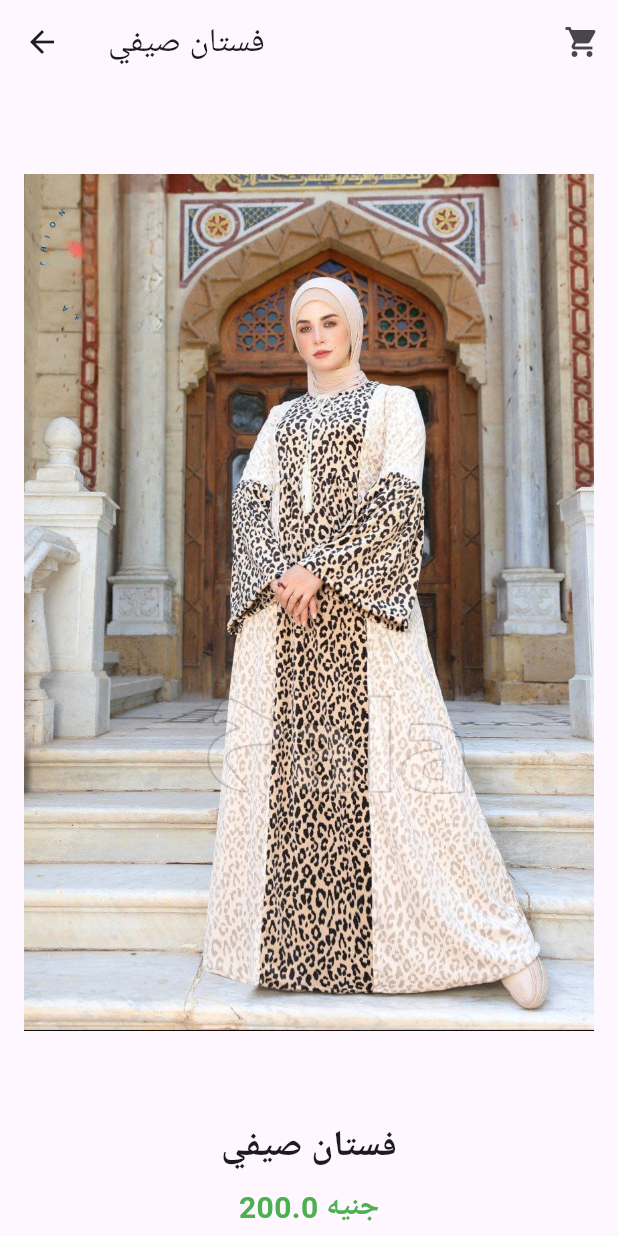
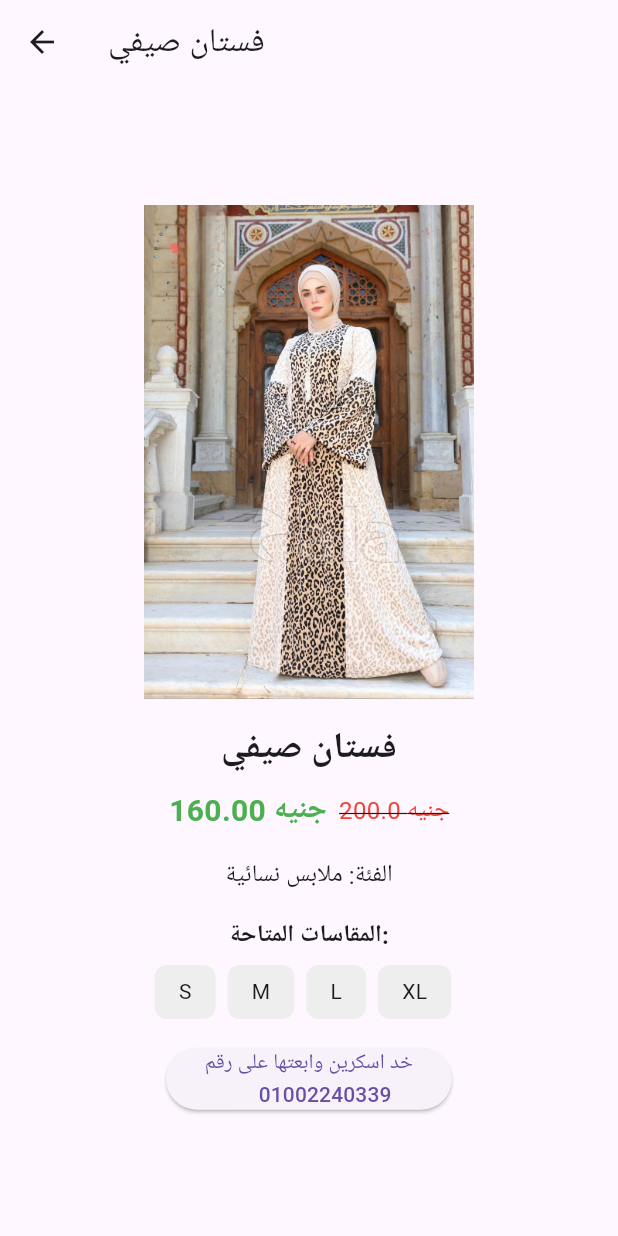
Before and after one commit to AhmedYasserTaha/ware, a Flutter app: the ProductCard widget shown alone on an empty page, opened directly with sample values from the repository, after a tap on "عرض التفاصيل", on a phone screen of 412 x 824 dp. Run offline on Flutter 3.47's test engine with Material 3 defaults, Android fonts, the phone set to English and light mode, and no system bars.

Commit message:
finsh webs

```diff
--- a/lib/model/product_detail_page.dart
+++ b/lib/model/product_detail_page.dart
@@ -1,5 +1,5 @@
 import 'package:flutter/material.dart';
-import 'package:my_web_project/widget/widgets_product_card.dart'; // تأكد من استيراد الكود الخاص بالكارت
+import 'package:my_web_project/widget/product_card.dart'; // تأكد من استيراد الكود الخاص بالكارت
 
 class ProductDetailPage extends StatelessWidget {
   final Product product;
@@ -11,23 +11,22 @@ class ProductDetailPage extends StatelessWidget {
     return Scaffold(
       appBar: AppBar(
         title: Text(product.name),
-        actions: [
-          IconButton(
-            icon: const Icon(Icons.shopping_cart),
-            onPressed: () {
-              // التنقل إلى عربة التسوق
-            },
       ),
-        ],
-      ),
-      body: SingleChildScrollView(
+      body: Center(
+        // لجعل المحتوى في منتصف الشاشة
+        child: SingleChildScrollView(
           child: Padding(
             padding: const EdgeInsets.all(16.0),
             child: Column(
+              mainAxisAlignment:
+                  MainAxisAlignment.center, // لجعل المحتوى في المنتصف عمودياً
+              crossAxisAlignment:
+                  CrossAxisAlignment.center, // لجعل المحتوى في المنتصف أفقياً
               children: [
                 Container(
                   width: double.infinity,
-                height: MediaQuery.of(context).size.height * 0.8,
+                  height: MediaQuery.of(context).size.height *
+                      0.4, // تقليل ارتفاع الصورة لتناسب العرض
                   decoration: BoxDecoration(
                     image: DecorationImage(
                       image: AssetImage(product.imageUrl),
@@ -42,32 +41,57 @@ class ProductDetailPage extends StatelessWidget {
                     fontSize: 24,
                     fontWeight: FontWeight.bold,
                   ),
+                  textAlign: TextAlign.center, // محاذاة النص في المنتصف
                 ),
                 const SizedBox(height: 8),
+                // عرض السعر بعد الخصم
+                Row(
+                  mainAxisAlignment: MainAxisAlignment
+                      .center, // محاذاة العناصر في المنتصف أفقياً
+                  children: [
+                    // عرض السعر الجديد بعد الخصم
                     Text(
-                '${product.price} جنيه',
+                      '${product.getDiscountedPrice().toStringAsFixed(2)} جنيه',
                       style: const TextStyle(
                         color: Colors.green,
                         fontSize: 20,
                         fontWeight: FontWeight.bold,
                       ),
                     ),
+                    if (product.discount > 0) ...[
+                      const SizedBox(width: 8),
+                      // عرض السعر القديم مع خط عليه
+                      Text(
+                        '${product.price} جنيه',
+                        style: const TextStyle(
+                          color: Colors.red,
+                          fontSize: 16,
+                          decoration: TextDecoration.lineThrough,
+                        ),
+                      ),
+                    ],
+                  ],
+                ),
                 const SizedBox(height: 16),
                 Text(
                   'الفئة: ${product.category}',
                   style: const TextStyle(fontSize: 16),
+                  textAlign: TextAlign.center, // محاذاة النص في المنتصف
                 ),
                 const SizedBox(height: 16),
                 // عرض المقاسات المتاحة
                 Text(
                   'المقاسات المتاحة:',
-                style:
-                    const TextStyle(fontSize: 16, fontWeight: FontWeight.bold),
+                  style: const TextStyle(
+                      fontSize: 16, fontWeight: FontWeight.bold),
+                  textAlign: TextAlign.center, // محاذاة النص في المنتصف
                 ),
                 const SizedBox(height: 8),
                 SingleChildScrollView(
                   scrollDirection: Axis.horizontal,
                   child: Row(
+                    mainAxisAlignment:
+                        MainAxisAlignment.center, // محاذاة المقاسات في المنتصف
                     children: product.sizes
                         .map((size) => Container(
                               margin: const EdgeInsets.only(right: 8),
@@ -91,9 +115,13 @@ class ProductDetailPage extends StatelessWidget {
                   onPressed: () {
                     // إضافة المنتج إلى السلة أو القيام بإجراء آخر
                   },
-                child: const Text('إضافة إلى السلة'),
+                  child: const Text(
+                    'خد اسكرين وابعتها على رقم \n      01002240339',
+                    textAlign: TextAlign.center, // محاذاة النص في المنتصف
+                  ),
                 ),
               ],
+            ),
           ),
         ),
       ),
--- a/lib/widget/widgets_product_card.dart
+++ b/lib/widget/product_card.dart
@@ -1,12 +1,14 @@
 import 'package:flutter/material.dart';
 import 'package:my_web_project/model/product_detail_page.dart';
 
+// تعريف كلاس المنتج
 class Product {
   final String name;
   final double price;
-  final String imageUrl; // هنا ستستخدم الصور المحلية
+  final String imageUrl;
   final List<String> sizes;
   final String category;
+  final double discount; // نسبة الخصم (مثل 20 = 20%)
 
   Product({
     required this.name,
@@ -14,9 +16,21 @@ class Product {
     required this.imageUrl,
     required this.sizes,
     required this.category,
+    this.discount = 0.0, // قيمة الخصم الافتراضية هي 0%
   });
+
+  // دالة لحساب السعر بعد الخصم
+  double getDiscountedPrice() {
+    return price * (1 - discount / 100); // السعر بعد الخصم
   }
 
+  // دالة لعرض الخصم كنسبة مئوية
+  String getDiscountText() {
+    return '${discount}% خصم'; // عرض الخصم كنسبة مئوية
+  }
+}
+
+// تعريف كلاس الكارد لعرض المنتجات
 class ProductCard extends StatelessWidget {
   final Product product;
 
@@ -66,13 +80,30 @@ class ProductCard extends StatelessWidget {
                         overflow: TextOverflow.ellipsis,
                       ),
                       const SizedBox(height: 4),
+                      Row(
+                        children: [
+                          // عرض الخصم كنسبة مئوية
                           Text(
-                        '${product.price} جنيه',
+                            product.getDiscountText(),
                             style: const TextStyle(
                               color: Colors.green,
                               fontSize: 14,
                               fontWeight: FontWeight.bold,
                             ),
+                          ),
+                          if (product.discount > 0) ...[
+                            const SizedBox(width: 8),
+                            // عرض السعر القديم مع خط عليه
+                            Text(
+                              '${product.price} جنيه',
+                              style: const TextStyle(
+                                color: Colors.red,
+                                fontSize: 12,
+                                decoration: TextDecoration.lineThrough,
+                              ),
+                            ),
+                          ],
+                        ],
                       ),
                       const SizedBox(height: 4),
                       // عرض المقاسات المتاحة
@@ -130,73 +161,82 @@ final List<Product> womenProducts = [
   Product(
     name: 'فستان صيفي',
     price: 200.0,
-    imageUrl: 'images/w1.jpg', // مسار الصورة المحلية
+    imageUrl: 'images/w1.jpg',
     sizes: ['S', 'M', 'L', 'XL'],
     category: 'ملابس نسائية',
+    discount: 20, // خصم 20%
   ),
   Product(
     name: 'بلوزة كاجوال',
-    price: 199.99,
-    imageUrl: 'images/w2.jpg', // مسار الصورة المحلية
+    price: 400.0,
+    imageUrl: 'images/w2.jpg',
     sizes: ['S', 'M', 'L'],
     category: 'ملابس نسائية',
+    discount: 20, // خصم 20%
   ),
   Product(
     name: 'بلوزة كاجوال',
-    price: 199.99,
-    imageUrl: 'images/w2.jpg', // مسار الصورة المحلية
+    price: 500.0,
+    imageUrl: 'images/w2.jpg',
     sizes: ['S', 'M', 'L'],
     category: 'ملابس نسائية',
+    discount: 15, // خصم 15%
   ),
   Product(
     name: 'بلوزة كاجوال',
-    price: 199.99,
-    imageUrl: 'images/w2.jpg', // مسار الصورة المحلية
+    price: 600.0,
+    imageUrl: 'images/w2.jpg',
     sizes: ['S', 'M', 'L'],
     category: 'ملابس نسائية',
+    discount: 5, // خصم 5%
   ),
   Product(
     name: 'بلوزة كاجوال',
-    price: 199.99,
-    imageUrl: 'images/w2.jpg', // مسار الصورة المحلية
+    price: 400.0,
+    imageUrl: 'images/w2.jpg',
     sizes: ['S', 'M', 'L'],
     category: 'ملابس نسائية',
+    discount: 10, // خصم 10%
   ),
   Product(
     name: 'بلوزة كاجوال',
-    price: 199.99,
-    imageUrl: 'images/w2.jpg', // مسار الصورة المحلية
+    price: 400.0,
+    imageUrl: 'images/w2.jpg',
     sizes: ['S', 'M', 'L'],
     category: 'ملابس نسائية',
+    discount: 0, // بدون خصم
   ),
 ];
 
 final List<Product> kidsProducts = [
   Product(
     name: 'طقم أطفال رياضي',
-    price: 299.99,
-    imageUrl: 'images/b1.jpg', // مسار الصورة المحلية
+    price: 400.0,
+    imageUrl: 'images/b1.jpg',
     sizes: ['2-3Y', '4-5Y', '6-7Y'],
     category: 'ملابس أطفال',
+    discount: 5, // خصم 5%
   ),
 ];
 
 final List<Product> shoesProducts = [
   Product(
     name: 'حذاء رياضي',
-    price: 599.99,
-    imageUrl: 'images/w1.jpg', // مسار الصورة المحلية
+    price: 400.0,
+    imageUrl: 'images/w1.jpg',
     sizes: ['38', '39', '40', '41', '42'],
     category: 'أحذية',
+    discount: 10, // خصم 10%
   ),
 ];
 
 final List<Product> bagsProducts = [
   Product(
     name: 'حقيبة يد كلاسيكية',
-    price: 799.99,
-    imageUrl: 'images/pag1.jpg', // مسار الصورة المحلية
+    price: 400.0,
+    imageUrl: 'images/pag1.jpg',
     sizes: ['وسط', 'كبير'],
     category: 'حقائب',
+    discount: 0, // بدون خصم
   ),
 ];
```
Also changed, not shown: lib/page/bage_page.dart (+6 -5 lines), lib/page/kids_clothing_page.dart (+6 -5 lines), lib/page/shoes_page.dart (+6 -5 lines), lib/page/women_clothing_page.dart (+6 -5 lines). Lines whose indentation alone changed are shown as unchanged.
